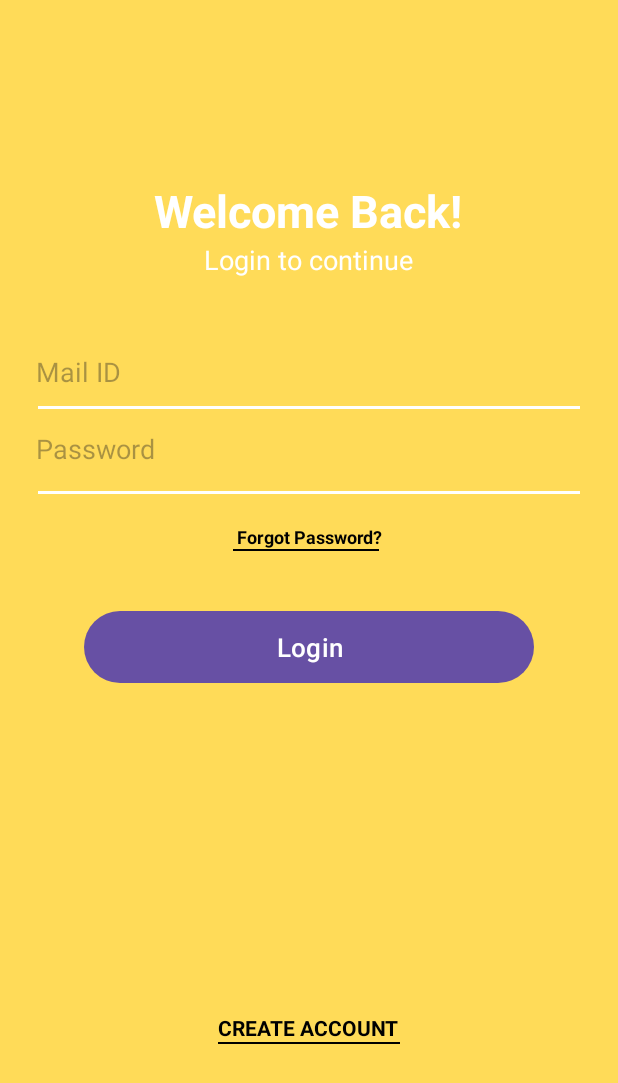
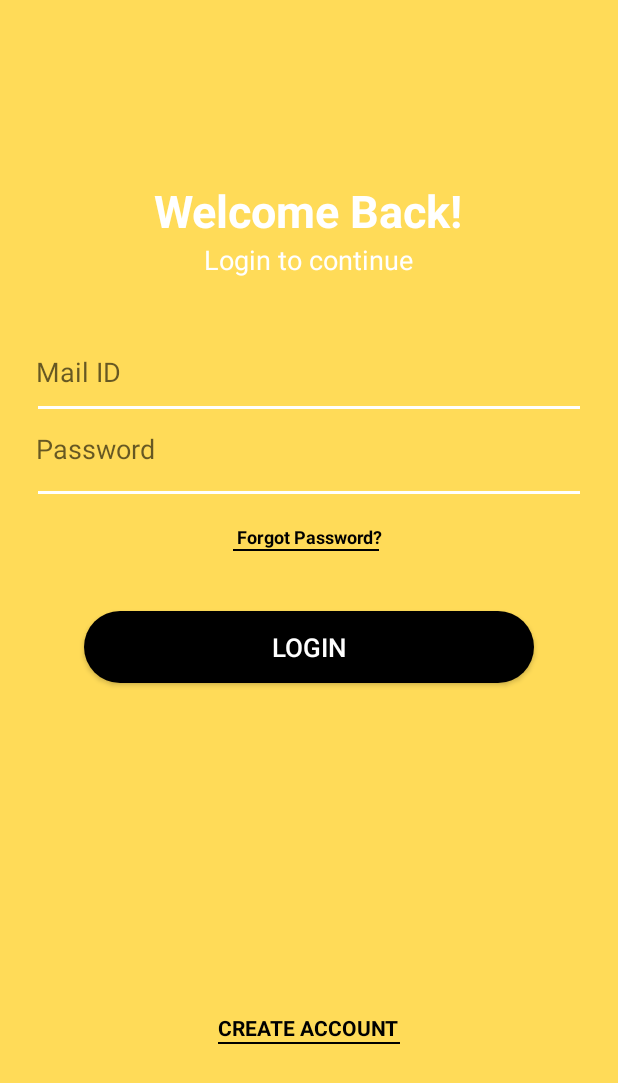
Before and after one commit to Cybertron-Ant/Login_Signup_Page, an Android app: the screen it shows after launch (MainActivity), on a phone screen of 412 x 824 dp. Shown: the top 1083 px of the screen. Run offline under Robolectric (Android 15) with nearby library versions, the phone set to English and light mode, and no system bars.

Commit message:
edit themes.xml for button to show black color

```diff
--- a/app/src/main/res/values-night/themes.xml
+++ b/app/src/main/res/values-night/themes.xml
@@ -1,6 +1,6 @@
 <resources xmlns:tools="http://schemas.android.com/tools">
     <!-- Base application theme. -->
-    <style name="Base.Theme.Login_Signup_Page" parent="Theme.Material3.DayNight.NoActionBar">
+    <style name="Base.Theme.Login_Signup_Page" parent="Theme.AppCompat.DayNight.NoActionBar">
         <!-- Customize your dark theme here. -->
         <!-- <item name="colorPrimary">@color/my_dark_primary</item> -->
     </style>
--- a/app/src/main/res/values/themes.xml
+++ b/app/src/main/res/values/themes.xml
@@ -1,6 +1,6 @@
 <resources xmlns:tools="http://schemas.android.com/tools">
     <!-- Base application theme. -->
-    <style name="Base.Theme.Login_Signup_Page" parent="Theme.Material3.DayNight.NoActionBar">
+    <style name="Base.Theme.Login_Signup_Page" parent="Theme.AppCompat.DayNight.NoActionBar">
         <!-- Customize your light theme here. -->
         <!-- <item name="colorPrimary">@color/my_light_primary</item> -->
     </style>
```
